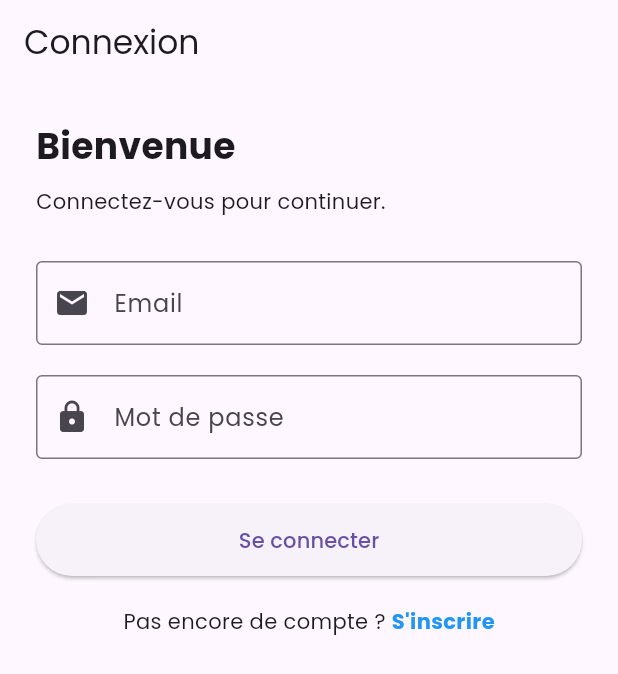
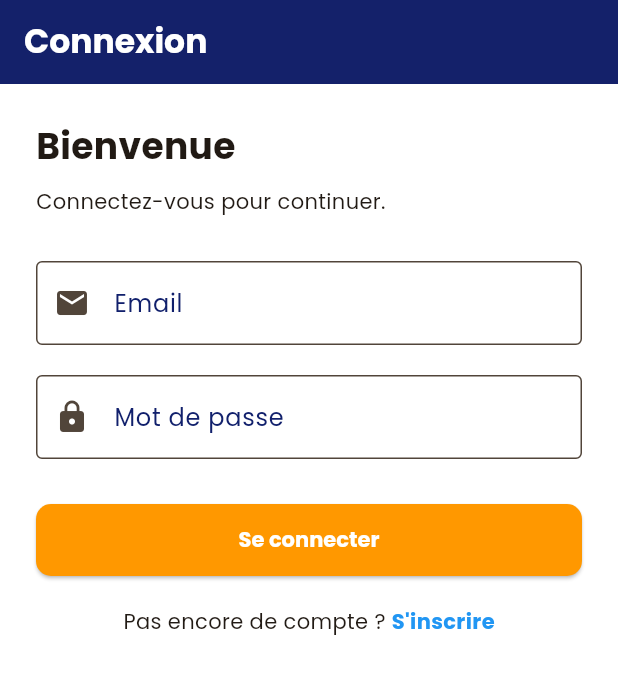
Before and after one commit to ABP01/streamyz, a Flutter app: the screen it shows after launch, on a phone screen of 412 x 824 dp. Shown: the top 674 px of the screen. Run offline on Flutter 3.47's test engine with Material 3 defaults, Android fonts, the light colour scheme and no system bars; our stand-ins replace cloud_firestore, firebase_auth, firebase_core, form_validator, google_fonts; accounts and stored records are empty.

```diff
--- a/lib/main.dart
+++ b/lib/main.dart
@@ -23,11 +23,52 @@ class MyApp extends StatelessWidget {
       debugShowCheckedModeBanner: false,
       title: 'Streamyz',
       theme: ThemeData(
-        primarySwatch: Colors.deepOrange,
+        primaryColor: Colors.orange,
+        scaffoldBackgroundColor: Colors.white,
         fontFamily: GoogleFonts.poppins().fontFamily,
-        primaryColor: Colors.deepOrangeAccent[700],
+        colorScheme: ColorScheme.fromSeed(
+          seedColor: Colors.orange,
+          primary: Colors.orange,
+          secondary: const Color(0xFF11206C),
+          background: Colors.white,
+          onPrimary: Colors.white,
+          onSecondary: Colors.orange,
+        ),
+        appBarTheme: AppBarTheme(
+          backgroundColor: const Color(0xFF11206C),
+          foregroundColor: Colors.white,
+          elevation: 0.5,
+          titleTextStyle: GoogleFonts.poppins(
+            color: Colors.white,
+            fontWeight: FontWeight.bold,
+            fontSize: 22,
+          ),
+        ),
+        elevatedButtonTheme: ElevatedButtonThemeData(
+          style: ElevatedButton.styleFrom(
+            backgroundColor: Colors.orange,
+            foregroundColor: Colors.white,
+            shape: RoundedRectangleBorder(
+              borderRadius: BorderRadius.circular(10),
+            ),
+            textStyle: GoogleFonts.poppins(fontWeight: FontWeight.bold),
+          ),
+        ),
+        inputDecorationTheme: InputDecorationTheme(
+          filled: true,
+          fillColor: Colors.white,
+          border: OutlineInputBorder(
+            borderRadius: BorderRadius.circular(12),
+            borderSide: const BorderSide(color: Color(0xFF11206C), width: 1.2),
+          ),
+          focusedBorder: OutlineInputBorder(
+            borderRadius: BorderRadius.circular(12),
+            borderSide: const BorderSide(color: Colors.orange, width: 2),
+          ),
+          labelStyle: const TextStyle(color: Color(0xFF11206C)),
+        ),
       ),
-      home: user == null ? LoginPage() : HomePage(),
+      home: user == null ? const LoginPage() : const HomePage(),
     );
   }
 }
--- a/lib/views/home_page.dart
+++ b/lib/views/home_page.dart
@@ -1,5 +1,5 @@
+import 'package:firebase_auth/firebase_auth.dart';
 import 'package:flutter/material.dart';
-import 'package:supabase_flutter/supabase_flutter.dart';
 
 import 'auth/login.dart';
 
@@ -30,7 +30,7 @@ class _HomePageState extends State<HomePage> {
               leading: const Icon(Icons.logout),
               title: const Text('Sign Out'),
               onTap: () async {
-                await Supabase.instance.client.auth.signOut();
+                await FirebaseAuth.instance.signOut();
                 if (mounted) {
                   Navigator.of(context).pushAndRemoveUntil(
                     MaterialPageRoute(builder: (context) => const LoginPage()),
--- a/pubspec.yaml
+++ b/pubspec.yaml
@@ -39,7 +39,6 @@ dependencies:
   google_fonts: ^6.2.1
   form_validator: ^2.1.1
   cloud_firestore: ^5.6.9
-  supabase_flutter: ^2.3.4
 
 dev_dependencies:
   flutter_test:
```
Also changed, not shown: lib/views/auth/signup.dart (+19 -0 lines), lib/views/home/home_page.dart (+44 -12 lines), lib/views/home/search.dart (+42 -31 lines), lib/views/home/utils/text_post.dart (line endings or trailing spaces), pubspec.lock, 6 other files.
